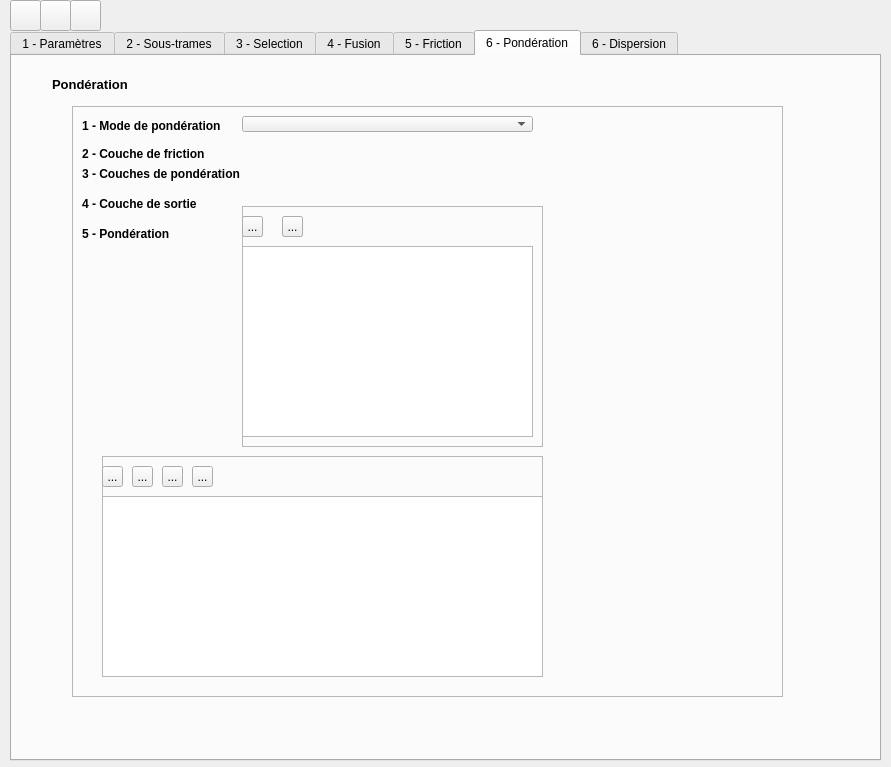
Qt form eco_cont_dialog_base.ui (MathieuChailloux/BioDispersal) before a commit.
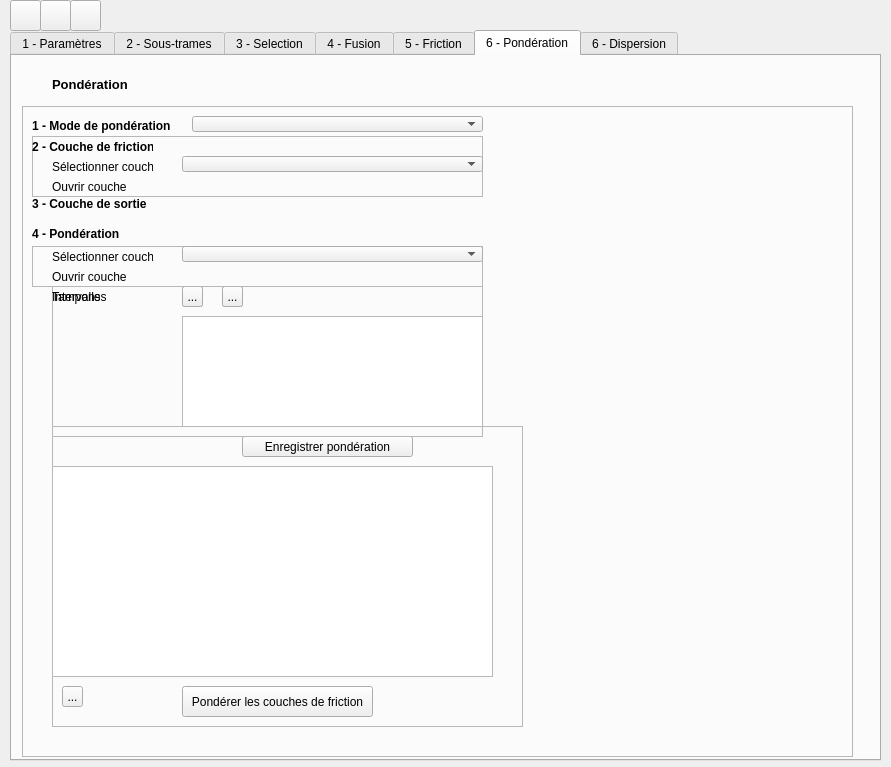
The same form after that commit. The open tabs and pages were chosen to show the change. Custom widgets are drawn as their Qt base class.

Diff of the .ui file:
```diff
--- a/eco_cont_dialog_base.ui
+++ b/eco_cont_dialog_base.ui
@@ -26,7 +26,7 @@
     <enum>Qt::WheelFocus</enum>
    </property>
    <property name="currentIndex">
-    <number>0</number>
+    <number>5</number>
    </property>
    <widget class="QWidget" name="mainTab">
     <attribute name="title">
@@ -1416,10 +1416,10 @@
     <widget class="QFrame" name="frame_6">
      <property name="geometry">
       <rect>
-       <x>60</x>
+       <x>10</x>
        <y>50</y>
-       <width>711</width>
-       <height>591</height>
+       <width>831</width>
+       <height>651</height>
       </rect>
      </property>
      <property name="frameShape">
@@ -1447,41 +1447,12 @@
        <string>1 - Mode de pondération</string>
       </property>
      </widget>
-     <widget class="QLabel" name="pondFrictLayerLabel">
-      <property name="geometry">
-       <rect>
-        <x>10</x>
-        <y>40</y>
-        <width>161</width>
-        <height>16</height>
-       </rect>
-      </property>
-      <property name="font">
-       <font>
-        <weight>75</weight>
-        <bold>true</bold>
-       </font>
-      </property>
-      <property name="text">
-       <string>2 - Couche de friction</string>
-      </property>
-     </widget>
-     <widget class="QgsFileWidget" name="pondFrictLayer">
-      <property name="geometry">
-       <rect>
-        <x>170</x>
-        <y>40</y>
-        <width>291</width>
-        <height>16</height>
-       </rect>
-      </property>
-     </widget>
      <widget class="QgsFileWidget" name="pondOutLayer">
       <property name="geometry">
        <rect>
-        <x>170</x>
+        <x>160</x>
         <y>90</y>
-        <width>291</width>
+        <width>301</width>
         <height>16</height>
        </rect>
       </property>
@@ -1502,7 +1473,7 @@
        </font>
       </property>
       <property name="text">
-       <string>4 - Couche de sortie</string>
+       <string>3 - Couche de sortie</string>
       </property>
      </widget>
      <widget class="QLabel" name="pondPondLabel">
@@ -1521,16 +1492,16 @@
        </font>
       </property>
       <property name="text">
-       <string>5 - Pondération</string>
+       <string>4 - Pondération</string>
       </property>
      </widget>
      <widget class="QFrame" name="pondIvalFrame">
       <property name="geometry">
        <rect>
-        <x>170</x>
-        <y>100</y>
-        <width>301</width>
-        <height>241</height>
+        <x>30</x>
+        <y>180</y>
+        <width>431</width>
+        <height>151</height>
        </rect>
       </property>
       <property name="frameShape">
@@ -1542,18 +1513,18 @@
       <widget class="QTableView" name="pondIvalView">
        <property name="geometry">
         <rect>
-         <x>0</x>
-         <y>40</y>
-         <width>291</width>
-         <height>191</height>
+         <x>130</x>
+         <y>30</y>
+         <width>301</width>
+         <height>111</height>
         </rect>
        </property>
       </widget>
       <widget class="QToolButton" name="pondIvalPlus">
        <property name="geometry">
         <rect>
-         <x>0</x>
-         <y>10</y>
+         <x>130</x>
+         <y>0</y>
          <width>21</width>
          <height>21</height>
         </rect>
@@ -1565,8 +1536,96 @@
       <widget class="QToolButton" name="pondIvalMinus">
        <property name="geometry">
         <rect>
-         <x>40</x>
+         <x>170</x>
+         <y>0</y>
+         <width>21</width>
+         <height>21</height>
+        </rect>
+       </property>
+       <property name="text">
+        <string>...</string>
+       </property>
+      </widget>
+      <widget class="QLabel" name="pondDirectLayerLabel_2">
+       <property name="geometry">
+        <rect>
+         <x>0</x>
+         <y>0</y>
+         <width>101</width>
+         <height>21</height>
+        </rect>
+       </property>
+       <property name="text">
+        <string>Intervalles</string>
+       </property>
+      </widget>
+     </widget>
+     <widget class="QComboBox" name="pondModeCombo">
+      <property name="geometry">
+       <rect>
+        <x>170</x>
+        <y>10</y>
+        <width>291</width>
+        <height>16</height>
+       </rect>
+      </property>
+     </widget>
+     <widget class="QFrame" name="frame_7">
+      <property name="geometry">
+       <rect>
+        <x>30</x>
+        <y>320</y>
+        <width>471</width>
+        <height>301</height>
+       </rect>
+      </property>
+      <property name="frameShape">
+       <enum>QFrame::StyledPanel</enum>
+      </property>
+      <property name="frameShadow">
+       <enum>QFrame::Raised</enum>
+      </property>
+      <widget class="QTableView" name="ponderationView">
+       <property name="geometry">
+        <rect>
+         <x>0</x>
+         <y>40</y>
+         <width>441</width>
+         <height>211</height>
+        </rect>
+       </property>
+      </widget>
+      <widget class="QPushButton" name="pondAdd">
+       <property name="geometry">
+        <rect>
+         <x>190</x>
          <y>10</y>
+         <width>171</width>
+         <height>21</height>
+        </rect>
+       </property>
+       <property name="text">
+        <string>Enregistrer pondération</string>
+       </property>
+      </widget>
+      <widget class="QPushButton" name="pondRun">
+       <property name="geometry">
+        <rect>
+         <x>130</x>
+         <y>260</y>
+         <width>191</width>
+         <height>31</height>
+        </rect>
+       </property>
+       <property name="text">
+        <string>Pondérer les couches de friction</string>
+       </property>
+      </widget>
+      <widget class="QToolButton" name="pondRemove">
+       <property name="geometry">
+        <rect>
+         <x>10</x>
+         <y>260</y>
          <width>21</width>
          <height>21</height>
         </rect>
@@ -1576,13 +1635,175 @@
        </property>
       </widget>
      </widget>
+     <widget class="QFrame" name="frame_8">
+      <property name="geometry">
+       <rect>
+        <x>10</x>
+        <y>30</y>
+        <width>451</width>
+        <height>61</height>
+       </rect>
+      </property>
+      <property name="frameShape">
+       <enum>QFrame::StyledPanel</enum>
+      </property>
+      <property name="frameShadow">
+       <enum>QFrame::Raised</enum>
+      </property>
+      <widget class="QgsMapLayerComboBox" name="pondFrictLayerCombo">
+       <property name="geometry">
+        <rect>
+         <x>150</x>
+         <y>20</y>
+         <width>301</width>
+         <height>16</height>
+        </rect>
+       </property>
+      </widget>
+      <widget class="QLabel" name="pondFrictLayerLabel_2">
+       <property name="geometry">
+        <rect>
+         <x>20</x>
+         <y>40</y>
+         <width>101</width>
+         <height>21</height>
+        </rect>
+       </property>
+       <property name="text">
+        <string>Ouvrir couche</string>
+       </property>
+      </widget>
+      <widget class="QgsFileWidget" name="pondFrictLayer_2">
+       <property name="geometry">
+        <rect>
+         <x>150</x>
+         <y>40</y>
+         <width>301</width>
+         <height>16</height>
+        </rect>
+       </property>
+      </widget>
+      <widget class="QLabel" name="selectionLayerLabel_2">
+       <property name="geometry">
+        <rect>
+         <x>0</x>
+         <y>0</y>
+         <width>121</width>
+         <height>21</height>
+        </rect>
+       </property>
+       <property name="font">
+        <font>
+         <weight>75</weight>
+         <bold>true</bold>
+        </font>
+       </property>
+       <property name="text">
+        <string>2 - Couche de friction</string>
+       </property>
+      </widget>
+      <widget class="QLabel" name="pondFrictLayerComboLabel">
+       <property name="geometry">
+        <rect>
+         <x>20</x>
+         <y>20</y>
+         <width>101</width>
+         <height>21</height>
+        </rect>
+       </property>
+       <property name="text">
+        <string>Sélectionner couche</string>
+       </property>
+      </widget>
+      <widget class="QFrame" name="frame_9">
+       <property name="geometry">
+        <rect>
+         <x>160</x>
+         <y>100</y>
+         <width>451</width>
+         <height>61</height>
+        </rect>
+       </property>
+       <property name="frameShape">
+        <enum>QFrame::StyledPanel</enum>
+       </property>
+       <property name="frameShadow">
+        <enum>QFrame::Raised</enum>
+       </property>
+       <widget class="QgsMapLayerComboBox" name="pondFrictLayerCombo_2">
+        <property name="geometry">
+         <rect>
+          <x>150</x>
+          <y>20</y>
+          <width>301</width>
+          <height>16</height>
+         </rect>
+        </property>
+       </widget>
+       <widget class="QLabel" name="pondFrictLayerLabel_3">
+        <property name="geometry">
+         <rect>
+          <x>20</x>
+          <y>40</y>
+          <width>101</width>
+          <height>21</height>
+         </rect>
+        </property>
+        <property name="text">
+         <string>Ouvrir couche</string>
+        </property>
+       </widget>
+       <widget class="QgsFileWidget" name="pondFrictLayer_3">
+        <property name="geometry">
+         <rect>
+          <x>150</x>
+          <y>40</y>
+          <width>301</width>
+          <height>16</height>
+         </rect>
+        </property>
+       </widget>
+       <widget class="QLabel" name="selectionLayerLabel_3">
+        <property name="geometry">
+         <rect>
+          <x>0</x>
+          <y>0</y>
+          <width>121</width>
+          <height>21</height>
+         </rect>
+        </property>
+        <property name="font">
+         <font>
+          <weight>75</weight>
+          <bold>true</bold>
+         </font>
+        </property>
+        <property name="text">
+         <string>2 - Couche de friction</string>
+        </property>
+       </widget>
+       <widget class="QLabel" name="pondFrictLayerComboLabel_2">
+        <property name="geometry">
+         <rect>
+          <x>20</x>
+          <y>20</y>
+          <width>101</width>
+          <height>21</height>
+         </rect>
+        </property>
+        <property name="text">
+         <string>Sélectionner couche</string>
+        </property>
+       </widget>
+      </widget>
+     </widget>
      <widget class="QFrame" name="pondBufferFrame">
       <property name="geometry">
        <rect>
-        <x>170</x>
-        <y>100</y>
-        <width>301</width>
-        <height>241</height>
+        <x>30</x>
+        <y>180</y>
+        <width>431</width>
+        <height>151</height>
        </rect>
       </property>
       <property name="frameShape">
@@ -1594,18 +1815,18 @@
       <widget class="QTableView" name="pondBufferView">
        <property name="geometry">
         <rect>
-         <x>0</x>
-         <y>40</y>
-         <width>291</width>
-         <height>191</height>
+         <x>130</x>
+         <y>30</y>
+         <width>301</width>
+         <height>111</height>
         </rect>
        </property>
       </widget>
       <widget class="QToolButton" name="pondBufferPlus">
        <property name="geometry">
         <rect>
-         <x>0</x>
-         <y>10</y>
+         <x>130</x>
+         <y>0</y>
          <width>21</width>
          <height>21</height>
         </rect>
@@ -1617,8 +1838,8 @@
       <widget class="QToolButton" name="pondBufferMinus">
        <property name="geometry">
         <rect>
-         <x>40</x>
-         <y>10</y>
+         <x>170</x>
+         <y>0</y>
          <width>21</width>
          <height>21</height>
         </rect>
@@ -1627,24 +1848,27 @@
         <string>...</string>
        </property>
       </widget>
+      <widget class="QLabel" name="pondDirectLayerLabel_3">
+       <property name="geometry">
+        <rect>
+         <x>0</x>
+         <y>0</y>
+         <width>101</width>
+         <height>21</height>
+        </rect>
+       </property>
+       <property name="text">
+        <string>Tampons</string>
+       </property>
+      </widget>
      </widget>
-     <widget class="QComboBox" name="pondModeCombo">
+     <widget class="QFrame" name="pondDirectFrame">
       <property name="geometry">
        <rect>
-        <x>170</x>
-        <y>10</y>
-        <width>291</width>
-        <height>16</height>
-       </rect>
-      </property>
-     </widget>
-     <widget class="QFrame" name="frame_7">
-      <property name="geometry">
-       <rect>
-        <x>30</x>
-        <y>350</y>
-        <width>441</width>
-        <height>221</height>
+        <x>10</x>
+        <y>140</y>
+        <width>451</width>
+        <height>41</height>
        </rect>
       </property>
       <property name="frameShape">
@@ -1653,98 +1877,134 @@
       <property name="frameShadow">
        <enum>QFrame::Raised</enum>
       </property>
-      <widget class="QToolButton" name="toolButton_6">
+      <widget class="QgsMapLayerComboBox" name="pondDirectLayerCombo">
        <property name="geometry">
         <rect>
-         <x>90</x>
-         <y>10</y>
-         <width>21</width>
-         <height>21</height>
+         <x>150</x>
+         <y>0</y>
+         <width>301</width>
+         <height>16</height>
         </rect>
        </property>
-       <property name="text">
-        <string>...</string>
-       </property>
       </widget>
-      <widget class="QToolButton" name="pondAdd">
+      <widget class="QLabel" name="pondDirectLayerLabel">
        <property name="geometry">
         <rect>
-         <x>0</x>
-         <y>10</y>
-         <width>21</width>
+         <x>20</x>
+         <y>20</y>
+         <width>101</width>
          <height>21</height>
         </rect>
        </property>
        <property name="text">
-        <string>...</string>
+        <string>Ouvrir couche</string>
        </property>
       </widget>
-      <widget class="QToolButton" name="pondRemove">
+      <widget class="QgsFileWidget" name="pondDirectLayer">
        <property name="geometry">
         <rect>
-         <x>30</x>
-         <y>10</y>
-         <width>21</width>
-         <height>21</height>
+         <x>150</x>
+         <y>20</y>
+         <width>301</width>
+         <height>16</height>
         </rect>
        </property>
-       <property name="text">
-        <string>...</string>
-       </property>
       </widget>
-      <widget class="QToolButton" name="pondRun">
+      <widget class="QLabel" name="pondDirectLayerComboLabel">
        <property name="geometry">
         <rect>
-         <x>60</x>
-         <y>10</y>
-         <width>21</width>
+         <x>20</x>
+         <y>0</y>
+         <width>101</width>
          <height>21</height>
         </rect>
        </property>
        <property name="text">
-        <string>...</string>
+        <string>Sélectionner couche</string>
        </property>
       </widget>
-      <widget class="QTableView" name="ponderationView">
+      <widget class="QFrame" name="frame_14">
        <property name="geometry">
         <rect>
-         <x>0</x>
-         <y>40</y>
-         <width>441</width>
-         <height>181</height>
+         <x>160</x>
+         <y>100</y>
+         <width>451</width>
+         <height>61</height>
         </rect>
        </property>
+       <property name="frameShape">
+        <enum>QFrame::StyledPanel</enum>
+       </property>
+       <property name="frameShadow">
+        <enum>QFrame::Raised</enum>
+       </property>
+       <widget class="QgsMapLayerComboBox" name="pondFrictLayerCombo_4">
+        <property name="geometry">
+         <rect>
+          <x>150</x>
+          <y>20</y>
+          <width>301</width>
+          <height>16</height>
+         </rect>
+        </property>
+       </widget>
+       <widget class="QLabel" name="pondFrictLayerLabel_5">
+        <property name="geometry">
+         <rect>
+          <x>20</x>
+          <y>40</y>
+          <width>101</width>
+          <height>21</height>
+         </rect>
+        </property>
+        <property name="text">
+         <string>Ouvrir couche</string>
+        </property>
+       </widget>
+       <widget class="QgsFileWidget" name="pondFrictLayer_5">
+        <property name="geometry">
+         <rect>
+          <x>150</x>
+          <y>40</y>
+          <width>301</width>
+          <height>16</height>
+         </rect>
+        </property>
+       </widget>
+       <widget class="QLabel" name="selectionLayerLabel_5">
+        <property name="geometry">
+         <rect>
+          <x>0</x>
+          <y>0</y>
+          <width>121</width>
+          <height>21</height>
+         </rect>
+        </property>
+        <property name="font">
+         <font>
+          <weight>75</weight>
+          <bold>true</bold>
+         </font>
+        </property>
+        <property name="text">
+         <string>2 - Couche de friction</string>
+        </property>
+       </widget>
+       <widget class="QLabel" name="pondFrictLayerComboLabel_4">
+        <property name="geometry">
+         <rect>
+          <x>20</x>
+          <y>20</y>
+          <width>101</width>
+          <height>21</height>
+         </rect>
+        </property>
+        <property name="text">
+         <string>Sélectionner couche</string>
+        </property>
+       </widget>
       </widget>
      </widget>
-     <widget class="QgsFileWidget" name="pondPondLayer">
-      <property name="geometry">
-       <rect>
-        <x>170</x>
-        <y>60</y>
-        <width>291</width>
-        <height>16</height>
-       </rect>
-      </property>
-     </widget>
-     <widget class="QLabel" name="pondPondLayerLabel">
-      <property name="geometry">
-       <rect>
-        <x>10</x>
-        <y>60</y>
-        <width>161</width>
-        <height>16</height>
-       </rect>
-      </property>
-      <property name="font">
-       <font>
-        <weight>75</weight>
-        <bold>true</bold>
-       </font>
-      </property>
-      <property name="text">
-       <string>3 - Couches de pondération</string>
-      </property>
-     </widget>
     </widget>
    </widget>
    <widget class="QWidget" name="costTab">
```
Left out of the diff: 12 changed lines with no effect on the pictures.
